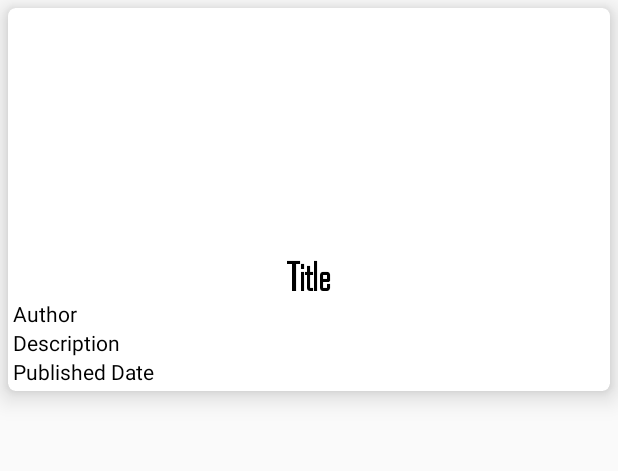
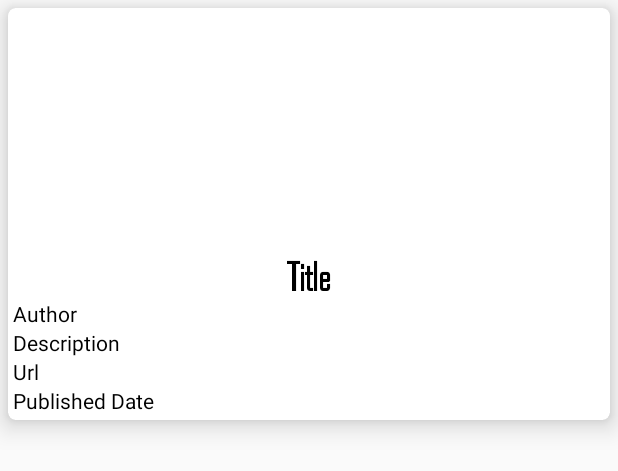
Before and after one commit to TausifUddinAhmed/NewsViewsV2, an Android app: the layout item_show_news_list.xml on its own in the app's theme, with its tools: preview values and no code run, on a phone screen of 412 x 824 dp. Shown: the top 471 px of the screen. Run offline under Robolectric (Android 15) with nearby library versions, the phone set to English and light mode, and no system bars.

Commit message:
fixing bug in show all news

```diff
--- a/NewsViews/app/src/main/java/com/example/tausif/newsviews/ui/introduction/IntroductionActivity.java
+++ b/NewsViews/app/src/main/java/com/example/tausif/newsviews/ui/introduction/IntroductionActivity.java
@@ -129,6 +129,7 @@ public class IntroductionActivity extends AppCompatActivity {
     }
 
     private void launchHomeScreen() {
+
         prefManager.setFirstTimeLaunch(false);
         prefManager.setSecondTimeLaunch(false);
         startActivity(new Intent(IntroductionActivity.this, MainActivity.class));
@@ -186,6 +187,7 @@ public class IntroductionActivity extends AppCompatActivity {
      * View pager adapter
      */
     public class MyViewPagerAdapter extends PagerAdapter {
+
         private LayoutInflater layoutInflater;
 
         public MyViewPagerAdapter() {
--- a/NewsViews/app/src/main/java/com/example/tausif/newsviews/ui/main/MainPresenter.java
+++ b/NewsViews/app/src/main/java/com/example/tausif/newsviews/ui/main/MainPresenter.java
@@ -40,6 +40,7 @@ public class MainPresenter implements MainPresenterInterface {
 
         this.context = context;
         this.mainViewInterface = mainViewInterface;
+        articles = new ArrayList<>();
     }
 
 
@@ -74,8 +75,9 @@ public class MainPresenter implements MainPresenterInterface {
                         public final void onNext(NewsApiResponse response) {
 
 
+                            articles.addAll(response.getArticles());
 
-                            mainViewInterface.displayNews(response.getArticles())   ;
+                            mainViewInterface.displayNews(articles);
 
                             Log.e("NewsPortalResponse :  ", response.getArticles().toString());
 
--- a/NewsViews/app/src/main/res/layout/activity_main.xml
+++ b/NewsViews/app/src/main/res/layout/activity_main.xml
@@ -24,8 +24,8 @@
 
         <android.support.v7.widget.RecyclerView
             android:id="@+id/recyclerview"
-            android:layout_width="wrap_content"
-            android:layout_height="wrap_content">
+            android:layout_width="match_parent"
+            android:layout_height="match_parent">
 
         </android.support.v7.widget.RecyclerView>
 
--- a/NewsViews/app/src/main/res/layout/item_show_news_list.xml
+++ b/NewsViews/app/src/main/res/layout/item_show_news_list.xml
@@ -44,12 +44,12 @@
             android:textColor="@color/black"
             android:id="@+id/text_view_description" />
 
-        <!--<TextView-->
-            <!--android:layout_width="match_parent"-->
-            <!--android:layout_height="wrap_content"-->
-            <!--android:textColor="@color/black"-->
-            <!--android:text="@s"-->
-            <!--android:id="@+id/text_view_url" />-->
+        <TextView
+            android:layout_width="match_parent"
+            android:layout_height="wrap_content"
+            android:textColor="@color/black"
+            android:text="@string/url"
+            android:id="@+id/text_view_url" />
 
         <TextView
             android:layout_width="match_parent"
--- a/NewsViews/app/src/main/res/values/strings.xml
+++ b/NewsViews/app/src/main/res/values/strings.xml
@@ -30,5 +30,6 @@
     <string name="play_again">Play Again</string>
     <string name="username">User Name</string>
     <string name="mail">abc@gmail.com</string>
+    <string name="url">Url</string>
 
 </resources>
```
Also changed, not shown: NewsViews/app/src/main/java/com/example/tausif/newsviews/ui/main/MainActivity.java (+13 -5 lines), NewsViews/app/src/main/java/com/example/tausif/newsviews/ui/main/MainAdapter.java (+23 -6 lines), 1 other file.
